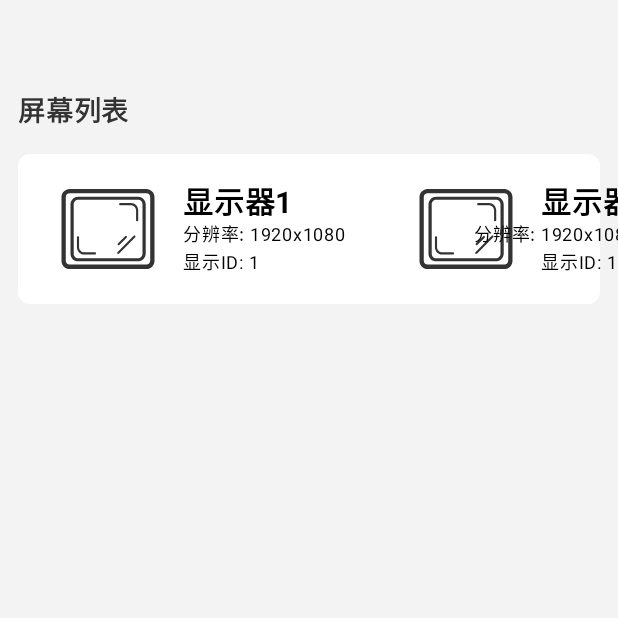
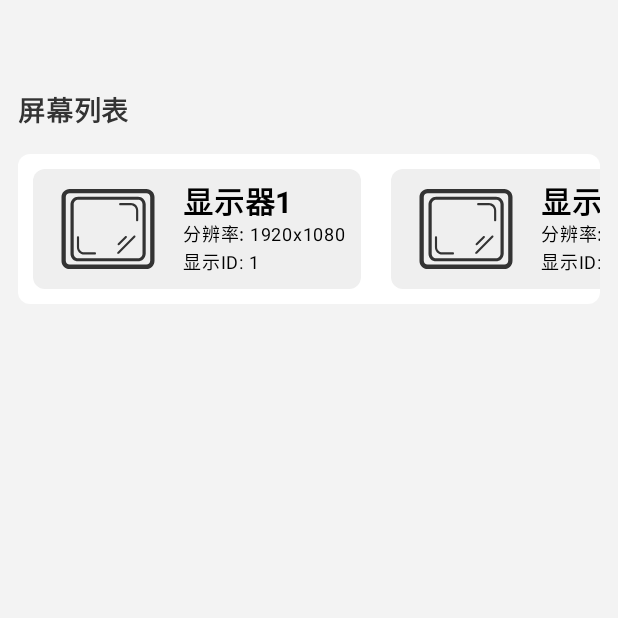
Before and after one commit to zb2947244682/SecondScreen2, an Android app built with Jetpack Compose: the screen it shows after launch (MainActivity), on a phone screen of 412 x 824 dp, the top half of it. Run offline under Robolectric (Android 15) with nearby library versions, the phone set to English and light mode, and no system bars; our stand-ins replace constraintlayout-compose.

Commit message:
无敌了

```diff
--- a/app/src/main/java/com/simplelife/ss/MainActivity.kt
+++ b/app/src/main/java/com/simplelife/ss/MainActivity.kt
@@ -6,7 +6,9 @@ import androidx.activity.compose.setContent
 import androidx.activity.enableEdgeToEdge
 import androidx.compose.foundation.Image
 import androidx.compose.foundation.background
+import androidx.compose.foundation.horizontalScroll
 import androidx.compose.foundation.layout.*
+import androidx.compose.foundation.rememberScrollState
 import androidx.compose.foundation.shape.RoundedCornerShape
 import androidx.compose.material3.*
 import androidx.compose.runtime.Composable
@@ -67,6 +69,7 @@ fun Content() {
                     .background(
                         color = Color.White, shape = RoundedCornerShape(8.dp)
                     )
+                    .horizontalScroll(rememberScrollState())
 
             ) {
                 ScreenItem(
@@ -115,7 +118,7 @@ fun ScreenItem(name: String, resolution: String, displayId: Int, icon: Painter)
             .wrapContentWidth()
             .padding(10.dp)
             .background(
-                color = Color.White, shape = RoundedCornerShape(8.dp)
+                color = CustomBackgroundLight, shape = RoundedCornerShape(8.dp)
             )
     ) {
         val (image1, text1, text2, text3) = createRefs()
--- a/app/src/main/java/com/simplelife/ss/ui/theme/Color.kt
+++ b/app/src/main/java/com/simplelife/ss/ui/theme/Color.kt
@@ -3,4 +3,5 @@ package com.simplelife.ss.ui.theme
 import androidx.compose.ui.graphics.Color
 
 var CustomBackground = Color(0XFFF3F3F3)
+var CustomBackgroundLight = Color(0XFFEFEFEF)
 var CustomTextPrimary = Color(0XFF333333)
```
